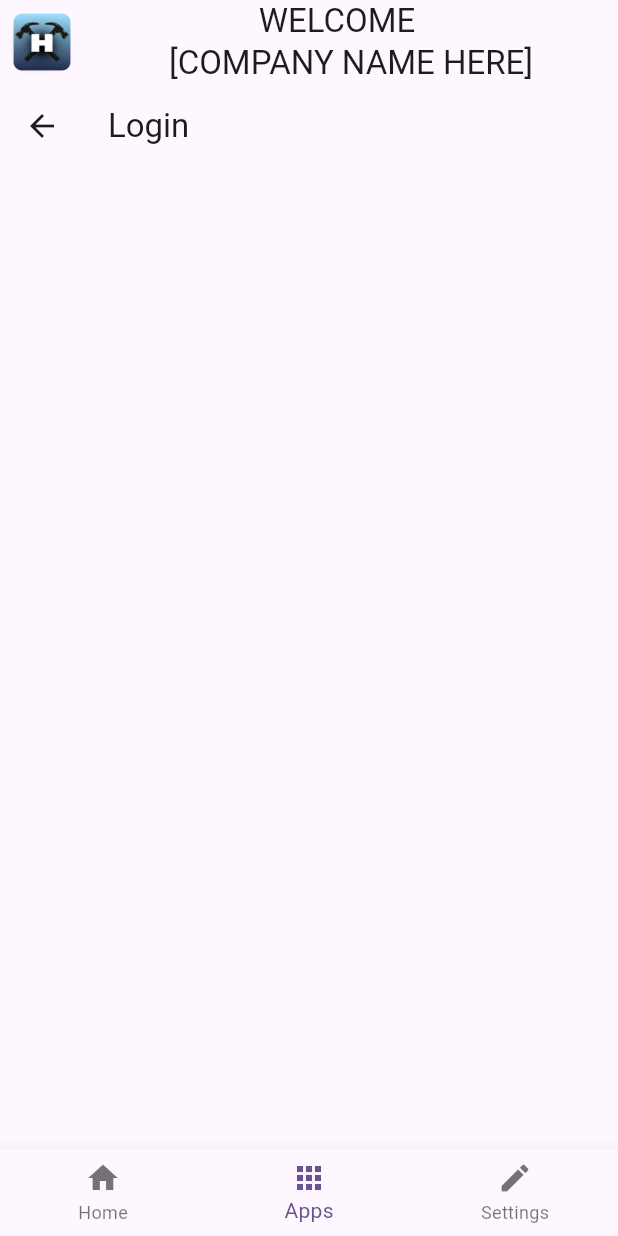
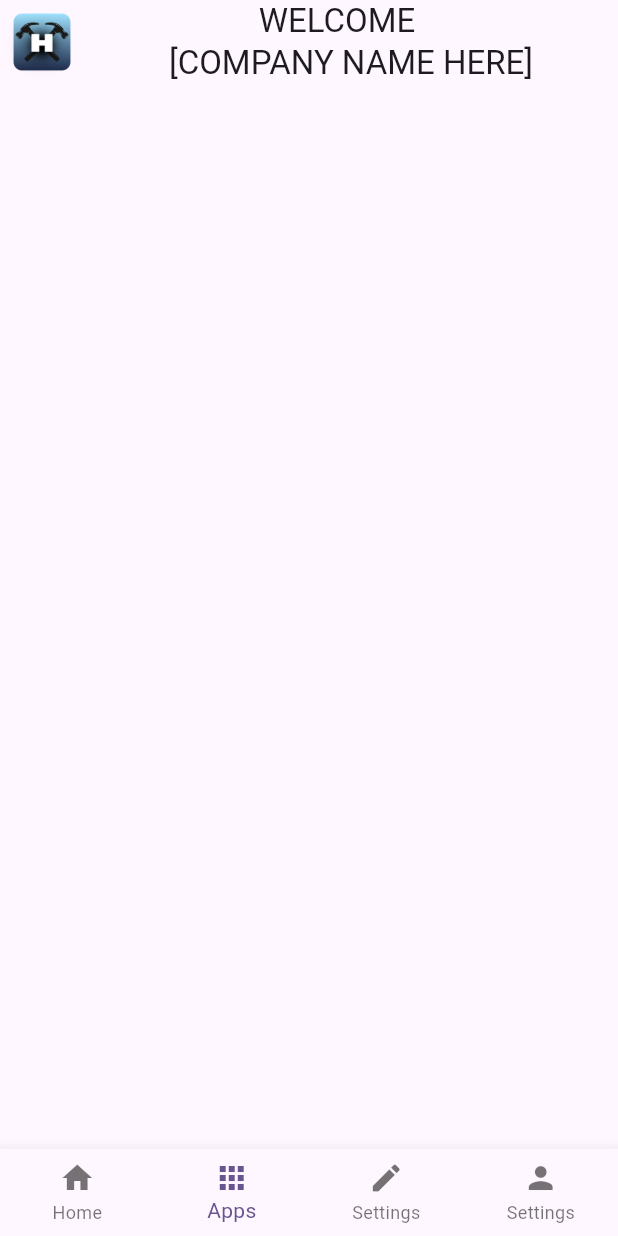
Before and after one commit to LordHandLee/HammerOps, a Flutter app: the MyHomePage screen opened by its route, item 2 of the bottom bar chosen, on a phone screen of 412 x 824 dp. Run offline on Flutter 3.47's test engine with Material 3 defaults, Android fonts, the phone set to English and light mode, and no system bars.

Commit message:
Added fourth menu option to NavBar

```diff
--- a/lib/main.dart
+++ b/lib/main.dart
@@ -81,7 +81,7 @@ class _MyHomePageState extends State<MyHomePage> {
     DashboardPage(),
     FavoriteScreen(),
     ProfileScreen(),
-    // QuoteScreen(),
+    QuoteScreen(),
   ];
 
   void _incrementCounter() {
@@ -168,13 +168,14 @@ class _MyHomePageState extends State<MyHomePage> {
           ),
           title: Center(child: const Text('\t\t\t\t\t\t\t\t\t\t\tWELCOME\n[COMPANY NAME HERE]'))),
       bottomNavigationBar: BottomNavigationBar(
+        type: BottomNavigationBarType.fixed,
         currentIndex: _selectedIndex,
         onTap: _onItemTapped,
         items: const [
           BottomNavigationBarItem(icon: Icon(Icons.home), label: 'Home',),
           BottomNavigationBarItem(icon: Icon(Icons.apps), label: 'Apps'),
           BottomNavigationBarItem(icon: Icon(Icons.edit), label: 'Settings'),
-          // BottomNavigationBarItem(icon: Icon(Icons.person), label: 'Settings'),
+          BottomNavigationBarItem(icon: Icon(Icons.person), label: 'Settings'),
         ],
       ),
       body: _pages[_selectedIndex],
--- a/lib/screens/favorite_screen.dart
+++ b/lib/screens/favorite_screen.dart
@@ -37,7 +37,6 @@ class _FavoriteScreenState extends State<FavoriteScreen> {
     final screenWidth = MediaQuery.of(context).size.width;
 
     return Scaffold(
-      appBar: AppBar(title: const Text("Login")),
       body: Row(
         children: [
           Row()
--- a/lib/screens/profile_screen.dart
+++ b/lib/screens/profile_screen.dart
@@ -37,7 +37,6 @@ class _ProfileScreenState extends State<ProfileScreen> {
     final screenWidth = MediaQuery.of(context).size.width;
 
     return Scaffold(
-      appBar: AppBar(title: const Text("Login")),
       body: Row(
         children: [
           Row()
--- a/lib/screens/quote_screen.dart
+++ b/lib/screens/quote_screen.dart
@@ -37,7 +37,6 @@ class _QuoteScreenState extends State<QuoteScreen> {
     final screenWidth = MediaQuery.of(context).size.width;
 
     return Scaffold(
-      appBar: AppBar(title: const Text("Login")),
       body: Row(
         children: [
           Row()
```
